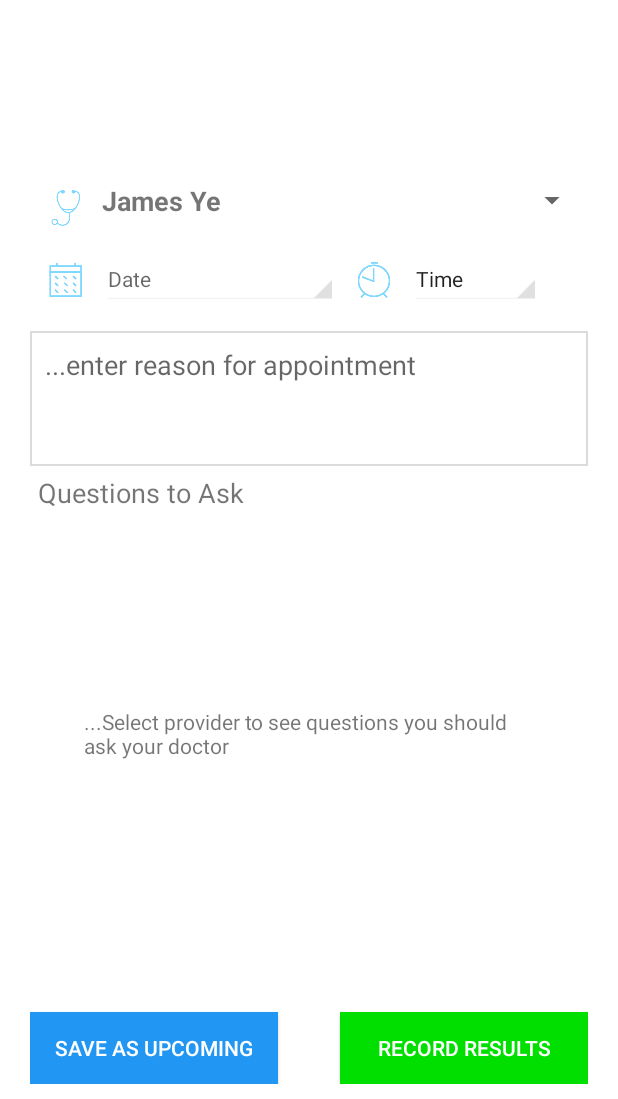
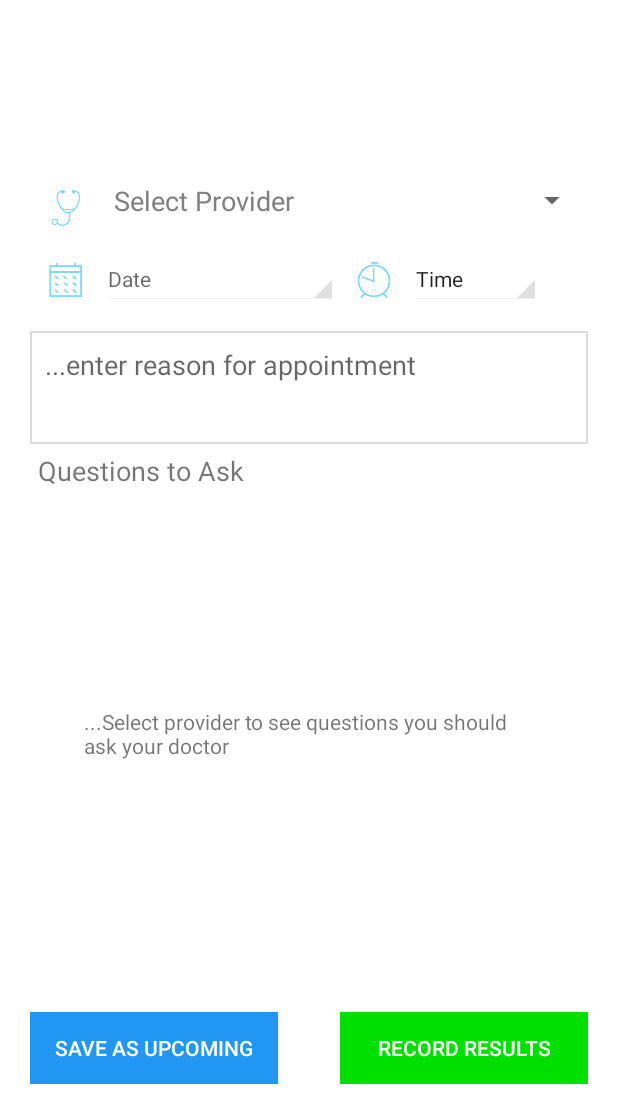
Before and after one commit to andreypetrov/CopdApp, an Android app: the AddEditAppointmentActivity screen opened directly, with no data from a screen before it, on a phone screen of 412 x 824 dp, the part 137-1236 px from its top. Run offline under Robolectric (Android 15) with nearby library versions, the phone set to English and light mode, and no system bars; 1 statement that could not run was skipped.

Commit message:
Select Provider added to spinner
-Select provider added on spinner default
-See
http://stackoverflow.com/questions/867518/how-to-make-an-android-spinner
-with-initial-text-select-one
-Second answer

```diff
--- a/app/src/main/java/com/petrodevelopment/copdapp/activities/AddEditAppointmentActivity.java
+++ b/app/src/main/java/com/petrodevelopment/copdapp/activities/AddEditAppointmentActivity.java
@@ -3,7 +3,6 @@ package com.petrodevelopment.copdapp.activities;
 import android.app.DatePickerDialog;
 import android.app.TimePickerDialog;
 import android.content.Intent;
-import android.support.v4.app.FragmentActivity;
 import android.os.Bundle;
 import android.support.v7.app.ActionBarActivity;
 import android.support.v7.widget.Toolbar;
@@ -28,8 +27,10 @@ import com.google.android.gms.maps.model.BitmapDescriptor;
 import com.google.android.gms.maps.model.BitmapDescriptorFactory;
 import com.google.android.gms.maps.model.LatLng;
 import com.google.android.gms.maps.model.MarkerOptions;
+import com.petrodevelopment.copdapp.adapters.NothingSelectedSpinnerAdapter;
 import com.petrodevelopment.copdapp.R;
 import com.petrodevelopment.copdapp.adapters.EditAddAppointmentProviderListAdapter;
+import com.petrodevelopment.copdapp.model.ClinicianType;
 import com.petrodevelopment.copdapp.model.Provider;
 import com.petrodevelopment.copdapp.model.ProviderList;
 import com.petrodevelopment.copdapp.model.Question;
@@ -54,6 +55,8 @@ public class AddEditAppointmentActivity extends ActionBarActivity implements OnC
     private GoogleMap map;
 
     private List<Provider> providers;
+    private List<ClinicianType> ct;
+    private ClinicianType clinicianType = new ClinicianType();
     private Provider provider = new Provider();
     private Button recordButton;
     private Button saveAppointment;
@@ -148,12 +151,19 @@ public class AddEditAppointmentActivity extends ActionBarActivity implements OnC
         //Populate Provider Spinner
         final EditAddAppointmentProviderListAdapter providerAdapter = new EditAddAppointmentProviderListAdapter(providers, this, R.layout.cell_provider_add_appointment_list);
         final Spinner providerSpinner = (Spinner) findViewById(R.id.select_provider);
-        providerSpinner.setAdapter(providerAdapter);
+        //providerSpinner.setAdapter(providerAdapter);
+        providerSpinner.setAdapter(
+                new NothingSelectedSpinnerAdapter(
+                        providerAdapter,
+                        R.layout.cell_spinner_nothing_selected,
+                        this));
+
 
         providerSpinner.setOnItemSelectedListener(new AdapterView.OnItemSelectedListener() {
             @Override
             public void onItemSelected(AdapterView<?> parent, View view, int position, long id) {
-                Provider provider = providers.get(position);
+                provider = providers.get(position);
+                clinicianType =  ct.get(position);
                 address = provider.address.street;
                 name = "Dr. " + provider.firstName + " " + provider.lastName;
 
@@ -167,7 +177,6 @@ public class AddEditAppointmentActivity extends ActionBarActivity implements OnC
 
             @Override
             public void onNothingSelected(AdapterView<?> parent) {
-                providerSpinner.setPrompt("Select Provider");
                 return;
             }
         });
--- a/app/src/main/java/com/petrodevelopment/copdapp/adapters/EditAddAppointmentProviderListAdapter.java
+++ b/app/src/main/java/com/petrodevelopment/copdapp/adapters/EditAddAppointmentProviderListAdapter.java
@@ -6,6 +6,7 @@ import android.widget.TextView;
 
 import com.petrodevelopment.copdapp.R;
 import com.petrodevelopment.copdapp.model.Provider;
+import com.petrodevelopment.copdapp.model.ProviderList;
 
 import java.util.List;
 
@@ -21,6 +22,7 @@ public class EditAddAppointmentProviderListAdapter extends GenericAdapter<Provid
     @Override
     public void update(View view, int position) {
         Provider provider = getItem(position);
+
         TextView textView = (TextView) view.findViewById(R.id.doctor_name);
         textView.setText(provider.firstName + " " + provider.lastName);
     }
--- /dev/null
+++ b/app/src/main/java/com/petrodevelopment/copdapp/adapters/NothingSelectedSpinnerAdapter.java
@@ -0,0 +1,168 @@
+package com.petrodevelopment.copdapp.adapters;
+
+import android.content.Context;
+import android.database.DataSetObserver;
+import android.view.LayoutInflater;
+import android.view.View;
+import android.view.ViewGroup;
+import android.widget.ListAdapter;
+import android.widget.SpinnerAdapter;
+
+
+/*
+ * http://stackoverflow.com/questions/867518/how-to-make-an-android-spinner-with-initial-text-select-one
+ * For code
+ */
+
+/**
+ * Decorator Adapter to allow a Spinner to show a 'Nothing Selected...' initially
+ * displayed instead of the first choice in the Adapter.
+ */
+public class NothingSelectedSpinnerAdapter implements SpinnerAdapter, ListAdapter {
+
+    protected static final int EXTRA = 1;
+    protected SpinnerAdapter adapter;
+    protected Context context;
+    protected int nothingSelectedLayout;
+    protected int nothingSelectedDropdownLayout;
+    protected LayoutInflater layoutInflater;
+
+    /**
+     * Use this constructor to have NO 'Select One...' item, instead use
+     * the standard prompt or nothing at all.
+     * @param spinnerAdapter wrapped Adapter.
+     * @param nothingSelectedLayout layout for nothing selected, perhaps
+     * you want text grayed out like a prompt...
+     * @param context
+     */
+    public NothingSelectedSpinnerAdapter(
+            SpinnerAdapter spinnerAdapter,
+            int nothingSelectedLayout, Context context) {
+
+        this(spinnerAdapter, nothingSelectedLayout, -1, context);
+    }
+
+    /**
+     * Use this constructor to Define your 'Select One...' layout as the first
+     * row in the returned choices.
+     * If you do this, you probably don't want a prompt on your spinner or it'll
+     * have two 'Select' rows.
+     * @param spinnerAdapter wrapped Adapter. Should probably return false for isEnabled(0)
+     * @param nothingSelectedLayout layout for nothing selected, perhaps you want
+     * text grayed out like a prompt...
+     * @param nothingSelectedDropdownLayout layout for your 'Select an Item...' in
+     * the dropdown.
+     * @param context
+     */
+    public NothingSelectedSpinnerAdapter(SpinnerAdapter spinnerAdapter,
+                                         int nothingSelectedLayout, int nothingSelectedDropdownLayout, Context context) {
+        this.adapter = spinnerAdapter;
+        this.context = context;
+        this.nothingSelectedLayout = nothingSelectedLayout;
+        this.nothingSelectedDropdownLayout = nothingSelectedDropdownLayout;
+        layoutInflater = LayoutInflater.from(context);
+    }
+
+    @Override
+    public final View getView(int position, View convertView, ViewGroup parent) {
+        // This provides the View for the Selected Item in the Spinner, not
+        // the dropdown (unless dropdownView is not set).
+        if (position == 0) {
+            return getNothingSelectedView(parent);
+        }
+        return adapter.getView(position - EXTRA, null, parent); // Could re-use
+        // the convertView if possible.
+    }
+
+    /**
+     * View to show in Spinner with Nothing Selected
+     * Override this to do something dynamic... e.g. "37 Options Found"
+     * @param parent
+     * @return
+     */
+    protected View getNothingSelectedView(ViewGroup parent) {
+        return layoutInflater.inflate(nothingSelectedLayout, parent, false);
+    }
+
+    @Override
+    public View getDropDownView(int position, View convertView, ViewGroup parent) {
+        // Android BUG! http://code.google.com/p/android/issues/detail?id=17128 -
+        // Spinner does not support multiple view types
+        if (position == 0) {
+            return nothingSelectedDropdownLayout == -1 ?
+                    new View(context) :
+                    getNothingSelectedDropdownView(parent);
+        }
+
+        // Could re-use the convertView if possible, use setTag...
+        return adapter.getDropDownView(position - EXTRA, null, parent);
+    }
+
+    /**
+     * Override this to do something dynamic... For example, "Pick your favorite
+     * of these 37".
+     * @param parent
+     * @return
+     */
+    protected View getNothingSelectedDropdownView(ViewGroup parent) {
+        return layoutInflater.inflate(nothingSelectedDropdownLayout, parent, false);
+    }
+
+    @Override
+    public int getCount() {
+        int count = adapter.getCount();
+        return count == 0 ? 0 : count + EXTRA;
+    }
+
+    @Override
+    public Object getItem(int position) {
+        return position == 0 ? null : adapter.getItem(position - EXTRA);
+    }
+
+    @Override
+    public int getItemViewType(int position) {
+        return 0;
+    }
+
+    @Override
+    public int getViewTypeCount() {
+        return 1;
+    }
+
+    @Override
+    public long getItemId(int position) {
+        return position >= EXTRA ? adapter.getItemId(position - EXTRA) : position - EXTRA;
+    }
+
+    @Override
+    public boolean hasStableIds() {
+        return adapter.hasStableIds();
+    }
+
+    @Override
+    public boolean isEmpty() {
+        return adapter.isEmpty();
+    }
+
+    @Override
+    public void registerDataSetObserver(DataSetObserver observer) {
+        adapter.registerDataSetObserver(observer);
+    }
+
+    @Override
+    public void unregisterDataSetObserver(DataSetObserver observer) {
+        adapter.unregisterDataSetObserver(observer);
+    }
+
+    @Override
+    public boolean areAllItemsEnabled() {
+        return false;
+    }
+
+    @Override
+    public boolean isEnabled(int position) {
+        return position == 0 ? false : true; // Don't allow the 'nothing selected'
+        // item to be picked.
+    }
+
+}
--- a/app/src/main/res/layout/activity_add_edit_appointment.xml
+++ b/app/src/main/res/layout/activity_add_edit_appointment.xml
@@ -124,7 +124,7 @@
 
             <EditText android:id="@+id/appointment_reason"
                 android:layout_width="match_parent"
-                android:layout_height="90dp"
+                android:layout_height="75dp"
                 android:background="@drawable/cell_bg"
                 android:gravity="top|left"
                 android:padding="10dp"
--- /dev/null
+++ b/app/src/main/res/layout/cell_spinner_nothing_selected.xml
@@ -0,0 +1,11 @@
+<?xml version="1.0" encoding="utf-8"?>
+<TextView xmlns:android="http://schemas.android.com/apk/res/android"
+    android:id="@android:id/text1"
+    style="?android:attr/spinnerItemStyle"
+    android:singleLine="true"
+    android:layout_width="match_parent"
+    android:layout_height="wrap_content"
+    android:ellipsize="marquee"
+    android:textSize="18sp"
+    android:textColor="#808080"
+    android:text="Select Provider" />
```
Also changed, not shown: app/src/main/assets/providers.json (+6 -6 lines).
